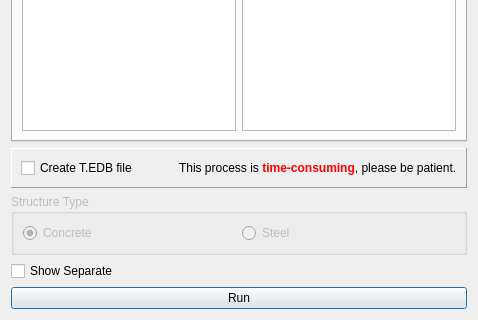
Before: the Qt Designer form widgets/drift.ui in ebrahimraeyat/civilTools, drawn with Qt 5; both pictures show x 0 to 478 and y 418 to 738 of the 478 by 738 pixel window.
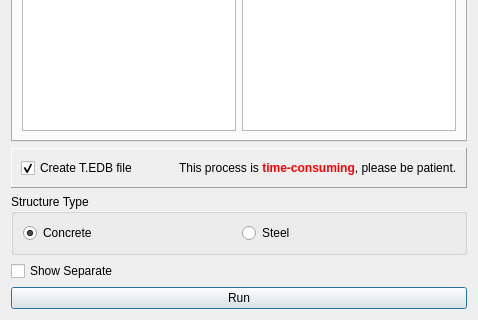
After: the same form once the commit is applied. Icons and pictures are not drawn.

Patch:
```diff
--- a/widgets/drift.ui
+++ b/widgets/drift.ui
@@ -257,6 +257,9 @@
         <property name="text">
          <string>Create T.EDB file</string>
         </property>
+        <property name="checked">
+         <bool>true</bool>
+        </property>
        </widget>
       </item>
       <item>
@@ -275,7 +278,7 @@
    <item>
     <widget class="QGroupBox" name="structuretype_groupbox">
      <property name="enabled">
-      <bool>false</bool>
+      <bool>true</bool>
      </property>
      <property name="title">
       <string>Structure Type</string>
@@ -283,6 +286,9 @@
      <layout class="QHBoxLayout" name="horizontalLayout">
       <item>
        <widget class="QRadioButton" name="concrete_radiobutton">
+        <property name="enabled">
+         <bool>true</bool>
+        </property>
         <property name="text">
          <string>Concrete</string>
         </property>
@@ -293,6 +299,9 @@
       </item>
       <item>
        <widget class="QRadioButton" name="steel_radiobutton">
+        <property name="enabled">
+         <bool>true</bool>
+        </property>
         <property name="text">
          <string>Steel</string>
         </property>
```
